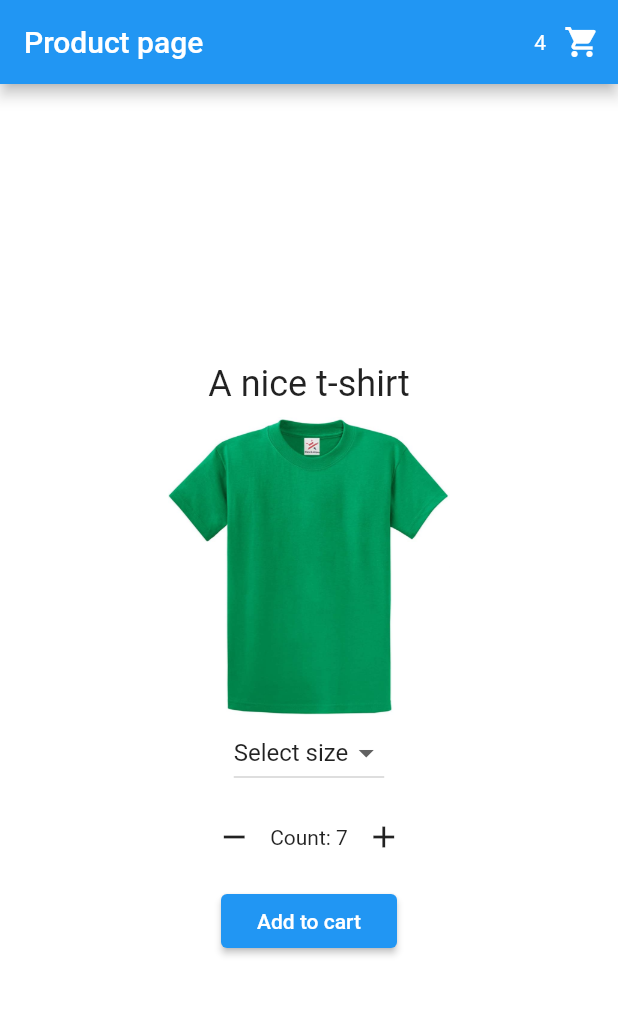
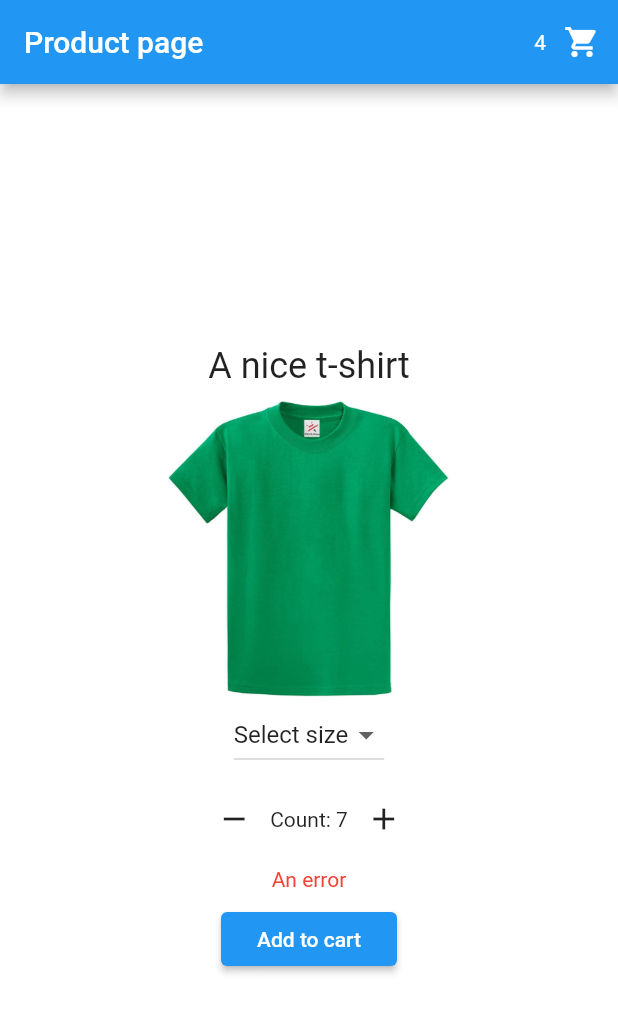
Before and after one commit to NTNU-MobileApps/exercise-e7-template, a Flutter app: the screen it shows after launch, after a tap on "Add to cart", on a phone screen of 412 x 824 dp. Shown: the top 1013 px of the screen. Run offline on Flutter 3.47's test engine with Material 2 defaults, Android fonts, the phone set to English and light mode, and no system bars; our stand-ins replace flutter_riverpod.

Commit message:
Store error message in a provider

```diff
--- a/lib/main.dart
+++ b/lib/main.dart
@@ -1,4 +1,5 @@
 import 'package:flutter/material.dart';
+import 'package:flutter_riverpod/flutter_riverpod.dart';
 
 import 'pages/product_page.dart';
 
@@ -12,13 +13,15 @@ class MyApp extends StatelessWidget {
 
   @override
   Widget build(BuildContext context) {
-    return MaterialApp(
-      title: 'Exercise E7',
-      debugShowCheckedModeBanner: false,
-      theme: ThemeData(
-        primarySwatch: Colors.blue,
+    return ProviderScope(
+      child: MaterialApp(
+        title: 'Exercise E7',
+        debugShowCheckedModeBanner: false,
+        theme: ThemeData(
+          primarySwatch: Colors.blue,
+        ),
+        home: const ProductPage(),
       ),
-      home: const ProductPage(),
     );
   }
 }
--- a/lib/pages/product_page.dart
+++ b/lib/pages/product_page.dart
@@ -1,4 +1,6 @@
+import 'package:exercise_e7/providers/error_provider.dart';
 import 'package:flutter/material.dart';
+import 'package:flutter_riverpod/flutter_riverpod.dart';
 
 import '../widgets/size_selector.dart';
 import 'shopping_cart_page.dart';
@@ -30,10 +32,26 @@ class ProductPage extends StatelessWidget {
             _buildImage(),
             const SizeSelector(),
             _buildCountSelectors(),
+            _buildErrorMessage(),
             _buildButton()
           ],
         ),
       ),
+    );
+  }
+
+  Widget _buildErrorMessage() {
+    return Consumer(
+      builder: (context, ref, _) {
+        final String? error = ref.watch(errorProvider);
+        return Padding(
+          padding: const EdgeInsets.only(bottom: 8.0),
+          child: Text(
+            error != null ? error : "",
+            style: const TextStyle(color: Colors.red),
+          ),
+        );
+      },
     );
   }
 
@@ -101,13 +119,17 @@ class ProductPage extends StatelessWidget {
 
   /// Build the "Add to cart" button
   Widget _buildButton() {
+    return Consumer(
+      builder: (context, ref, _) {
         return ElevatedButton(
           key: addToCartKey,
-      onPressed: _addToCart,
+          onPressed: () => _addToCart(ref),
           child: const Padding(
             padding: EdgeInsets.all(8.0),
             child: Text("Add to cart"),
           ),
+        );
+      },
     );
   }
 
@@ -127,8 +149,10 @@ class ProductPage extends StatelessWidget {
 
   /// This method is called when the user presses on the "Add to cart" button -
   /// a new item must be added to the cart, using the appropriate size and count
-  void _addToCart() {
+  void _addToCart(WidgetRef ref) {
     print("Adding product(s) to the cart...");
+    // Set the error message
+    ref.read(errorProvider.notifier).state = "An error";
     // TODO - implement the necessary logic
   }
 
--- /dev/null
+++ b/lib/providers/error_provider.dart
@@ -0,0 +1,7 @@
+
+import 'package:flutter_riverpod/flutter_riverpod.dart';
+
+// Error message for the product page is stored here
+final errorProvider = StateProvider<String?>((ref) {
+  return null;
+});
--- a/pubspec.yaml
+++ b/pubspec.yaml
@@ -11,11 +11,12 @@ environment:
 dependencies:
   flutter:
     sdk: flutter
+  flutter_riverpod: 2.1.1
 
 dev_dependencies:
   flutter_test:
     sdk: flutter
-  flutter_lints: ^2.0.0
+  flutter_lints: 2.0.0
 
 flutter:
   uses-material-design: true
```
Lines whose indentation alone changed are shown as unchanged.
